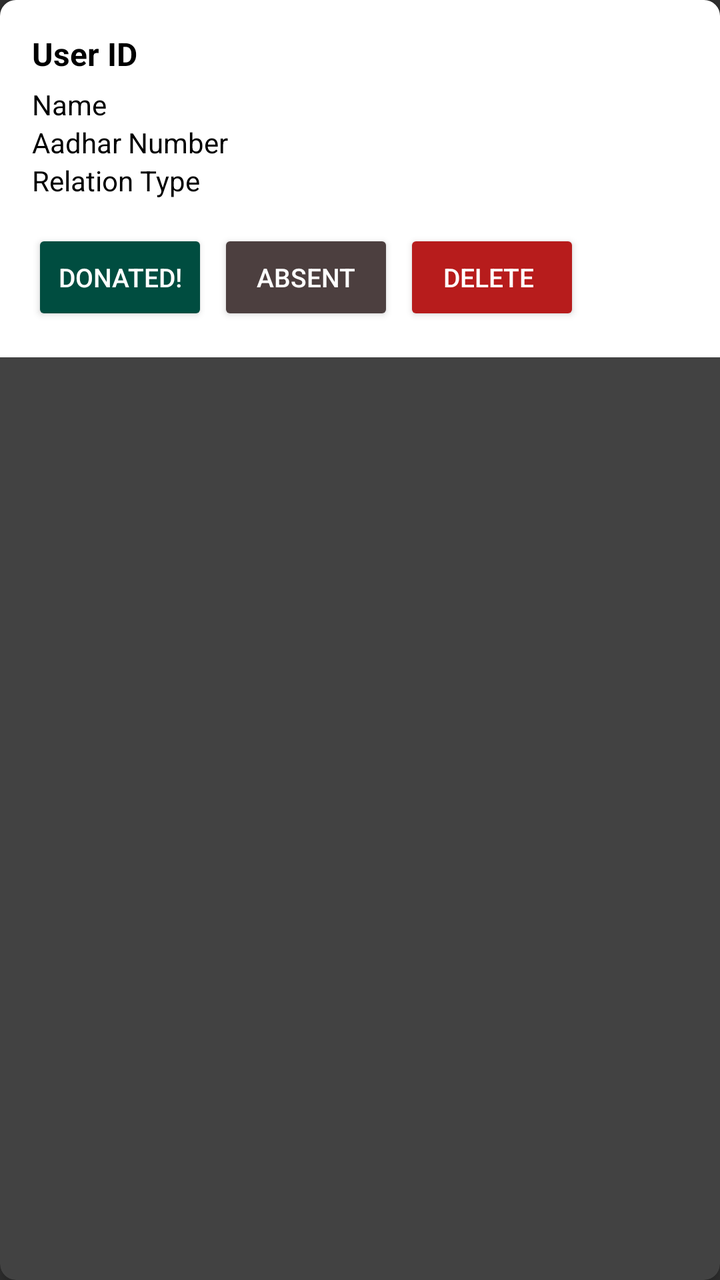
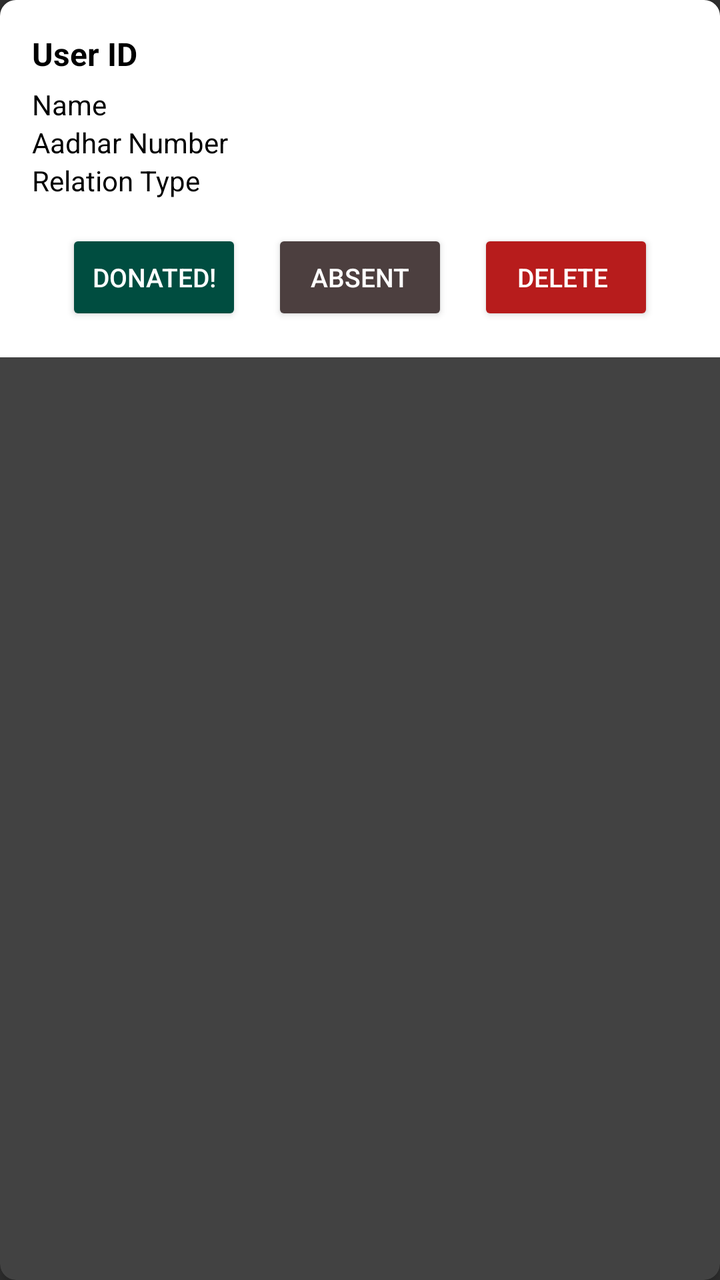

Two renders of the same Android screen: before a commit and after it. Below are the layout's source before the change and the commit's diff.
<!-- AndroidManifest.xml: application theme Theme.AppCompat -->
<!-- res/layout/donation_req_card.xml -->
<?xml version="1.0" encoding="utf-8"?>
<androidx.cardview.widget.CardView xmlns:android="http://schemas.android.com/apk/res/android"
    xmlns:app="http://schemas.android.com/apk/res-auto"
    android:layout_width="match_parent"
    android:layout_height="wrap_content"
    android:layout_margin="5dp"
    app:cardCornerRadius="8dp"
    app:cardElevation="4dp">

    <LinearLayout
        android:layout_width="match_parent"
        android:layout_height="wrap_content"
        android:orientation="vertical"
        android:background="#FFFFFF"
        android:padding="16dp">

        <TextView
            android:id="@+id/userIdTextView"
            android:layout_width="wrap_content"
            android:layout_height="wrap_content"
            android:textColor="#000000"
            android:text="User ID"
            android:textStyle="bold"
            android:layout_marginBottom="5dp"
            android:textSize="16sp" />

        <TextView
            android:id="@+id/nameTextView"
            android:layout_width="wrap_content"
            android:layout_height="wrap_content"
            android:text="Name"
            android:textColor="#000000"
            android:textSize="14sp" />

        <TextView
            android:id="@+id/adharTextView"
            android:layout_width="wrap_content"
            android:layout_height="wrap_content"
            android:text="Aadhar Number"
            android:textColor="#000000"
            android:textSize="14sp" />

        <TextView
            android:id="@+id/relationTypeTextView"
            android:layout_width="wrap_content"
            android:layout_height="wrap_content"
            android:textColor="#000000"
            android:text="Relation Type"
            android:textSize="14sp" />

        <LinearLayout
            android:layout_width="match_parent"
            android:layout_height="wrap_content"
            android:layout_marginTop="15dp"
            android:orientation="horizontal">

            <Button
                android:id="@+id/donatedButton"
                android:layout_width="wrap_content"
                android:layout_height="wrap_content"
                android:layout_marginRight="5dp"
                android:backgroundTint="#004D40"
                android:textSize="13sp"
                android:text="Donated!" />

            <Button
                android:id="@+id/absentButton"
                android:layout_width="wrap_content"
                android:layout_height="wrap_content"
                android:layout_marginRight="5dp"
                android:backgroundTint="#4C3F3F"
                android:gravity="center"
                android:textSize="13sp"
                android:text="Absent" />

            <Button
                android:id="@+id/deleteRequestButton"
                android:layout_width="wrap_content"
                android:layout_height="wrap_content"
                android:backgroundTint="#B71C1C"
                android:textSize="13sp"
                android:text="Delete " />
        </LinearLayout>

    </LinearLayout>
</androidx.cardview.widget.CardView>
<!-- resources referenced by this layout -->
<resources>

</resources>

<!-- the commit's change to res/layout/donation_req_card.xml (unified diff, before → after) -->
@@ -52,13 +52,14 @@
             android:layout_width="match_parent"
             android:layout_height="wrap_content"
             android:layout_marginTop="15dp"
+            android:gravity="center_horizontal"
             android:orientation="horizontal">
 
             <Button
                 android:id="@+id/donatedButton"
                 android:layout_width="wrap_content"
                 android:layout_height="wrap_content"
-                android:layout_marginRight="5dp"
+                android:layout_marginEnd="15dp"
                 android:backgroundTint="#004D40"
                 android:textSize="13sp"
                 android:text="Donated!" />
@@ -67,7 +68,7 @@
                 android:id="@+id/absentButton"
                 android:layout_width="wrap_content"
                 android:layout_height="wrap_content"
-                android:layout_marginRight="5dp"
+                android:layout_marginEnd="15dp"
                 android:backgroundTint="#4C3F3F"
                 android:gravity="center"
                 android:textSize="13sp"
@@ -79,6 +80,7 @@
                 android:layout_height="wrap_content"
                 android:backgroundTint="#B71C1C"
                 android:textSize="13sp"
+                android:layout_gravity="right"
                 android:text="Delete " />
         </LinearLayout>
 
